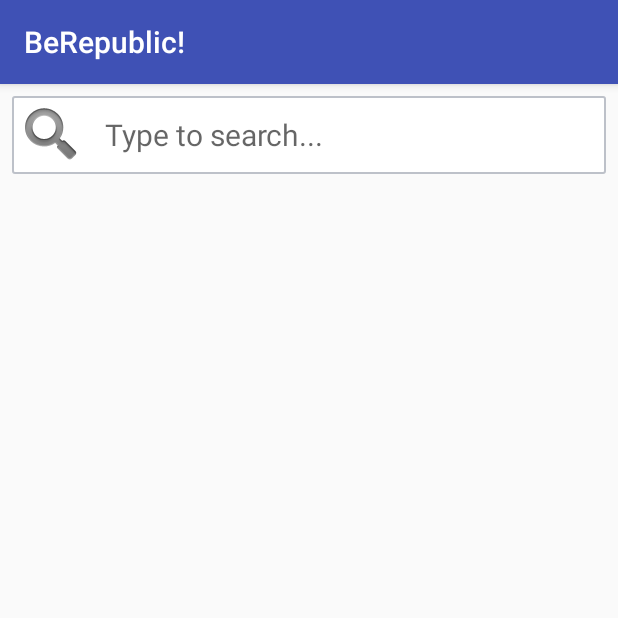
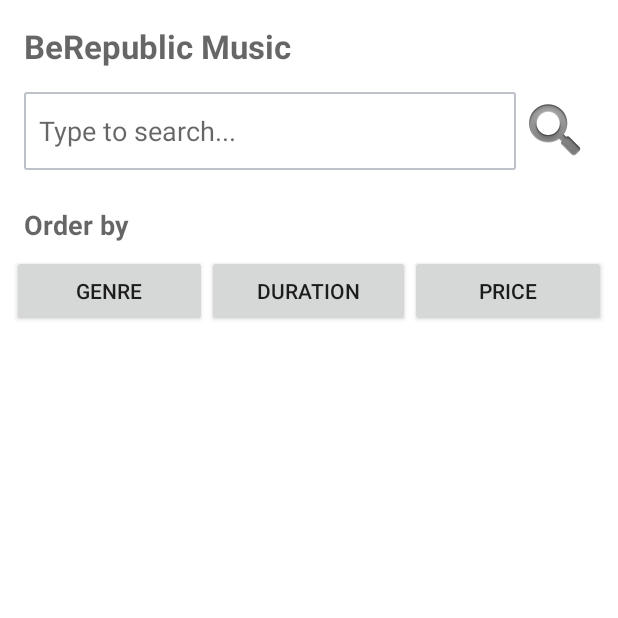
Before and after one commit to hefesto84/berepublic, an Android app: the screen it shows after launch (MainActivity), on a phone screen of 412 x 824 dp, the top half of it. Run offline under Robolectric (Android 15) with nearby library versions, the phone set to English and light mode, and no system bars; our stand-ins replace ButterKnife; libraries missing offline, so code that uses them is left out: com.facebook, com.facebook.appevents, com.facebook.drawee, org.parceler; pictures from the network do not load; 4 statements that could not run were skipped.

Commit message:
Modifications on MainActivity layout

```diff
--- a/app/src/main/AndroidManifest.xml
+++ b/app/src/main/AndroidManifest.xml
@@ -13,11 +13,11 @@
         android:icon="@mipmap/ic_launcher"
         android:label="@string/app_name"
         android:supportsRtl="true"
-        android:theme="@style/AppTheme">
+        android:theme="@style/Theme.AppCompat.Light.NoActionBar">
 
         <activity
             android:name=".ui.SplashActivity"
-            android:theme="@style/Theme.AppCompat.Light.NoActionBar">
+            >
             <intent-filter>
                 <action android:name="android.intent.action.MAIN" />
                 <category android:name="android.intent.category.LAUNCHER" />
--- a/app/src/main/java/com/berepublic/app/ui/MainActivity.java
+++ b/app/src/main/java/com/berepublic/app/ui/MainActivity.java
@@ -41,7 +41,7 @@ public class MainActivity extends AppCompatActivity implements ListView.OnItemCl
         mList.setAdapter(mAdapter);
         mList.setOnItemClickListener(this);
 
-        ITunesController.getInstance().fetchSongList("Rammstein",this);
+        ITunesController.getInstance().fetchSongList("Anaal Nathrakh",this);
     }
 
 
--- a/app/src/main/res/layout/activity_main.xml
+++ b/app/src/main/res/layout/activity_main.xml
@@ -1,36 +1,100 @@
 <?xml version="1.0" encoding="utf-8"?>
 <RelativeLayout xmlns:android="http://schemas.android.com/apk/res/android"
     xmlns:tools="http://schemas.android.com/tools"
+    android:background="@color/beRepublic_white"
     android:layout_width="match_parent"
     android:layout_height="match_parent"
-    android:padding="8sp"
+    android:padding="8dp"
     tools:context=".ui.MainActivity">
+
+    <TextView
+        android:padding="8dp"
+        android:layout_width="wrap_content"
+        android:layout_height="wrap_content"
+        android:textAppearance="?android:attr/textAppearanceMedium"
+        android:textStyle="bold"
+        android:textSize="22dp"
+        android:text="@string/activity_main_searchtitle"
+        android:id="@+id/txtSearchTitle" />
 
     <LinearLayout
         android:id="@+id/llSearch"
+        android:padding="8dp"
+        android:layout_below="@id/txtSearchTitle"
         android:orientation="horizontal"
         android:layout_width="match_parent"
         android:layout_height="wrap_content">
 
         <EditText
-            android:drawableLeft="@android:drawable/ic_search_category_default"
-            android:drawablePadding="12sp"
-            android:padding="2sp"
-            android:textSize="20sp"
+            android:paddingLeft="10dp"
+            android:textSize="18sp"
             android:hint="@string/app_searchbox_hint"
             android:background="@drawable/edit_text"
             android:layout_weight="0.9"
             android:layout_width="match_parent"
             android:layout_height="match_parent"
-            android:id="@+id/editText" />
+            android:id="@+id/editSearch" />
+        <ImageButton
+            android:padding="2dp"
+            android:background="@color/beRepublic_white"
+            android:layout_alignParentRight="true"
+            android:layout_width="wrap_content"
+            android:layout_height="match_parent"
+            android:src="@android:drawable/ic_search_category_default"
+            android:id="@+id/btnSearch" />
+    </LinearLayout>
+
+    <LinearLayout
+        android:id="@+id/llFilters"
+        android:layout_marginTop="8dp"
+        android:layout_below="@id/llSearch"
+        android:orientation="vertical"
+        android:layout_width="match_parent"
+        android:layout_height="wrap_content">
+
+        <TextView
+            android:padding="8dp"
+            android:layout_width="wrap_content"
+            android:layout_height="wrap_content"
+            android:textAppearance="?android:attr/textAppearanceMedium"
+            android:textStyle="bold"
+            android:text="@string/activity_main_searchfilters"
+            android:id="@+id/textView3" />
+
+        <LinearLayout
+            android:id="@+id/llFiltersContent"
+            android:orientation="horizontal"
+            android:layout_width="match_parent"
+            android:layout_height="wrap_content">
+
+            <Button
+                android:layout_weight="0.3"
+                android:layout_width="wrap_content"
+                android:layout_height="wrap_content"
+                android:text="@string/activity_main_order_by_genre"
+                android:id="@+id/btnOrderByGenre" />
+            <Button
+                android:layout_weight="0.3"
+                android:layout_width="wrap_content"
+                android:layout_height="wrap_content"
+                android:text="@string/activity_main_order_by_duration"
+                android:id="@+id/btnOrderByDuration" />
+            <Button
+                android:layout_weight="0.3"
+                android:layout_width="wrap_content"
+                android:layout_height="wrap_content"
+                android:text="@string/activity_main_order_by_price"
+                android:id="@+id/btnOrderByPrice" />
+        </LinearLayout>
     </LinearLayout>
 
     <ListView
         android:id="@+id/lstSongList"
         android:layout_width="match_parent"
         android:layout_height="match_parent"
-        android:layout_below="@id/llSearch"
+        android:layout_below="@id/llFilters"
         android:layout_marginTop="12sp"
         />
 
+
 </RelativeLayout>
--- a/app/src/main/res/values/strings.xml
+++ b/app/src/main/res/values/strings.xml
@@ -1,8 +1,15 @@
 <resources>
-    <string name="app_name">BeRepublic!</string>
+    <string name="app_name">BeRepublic</string>
     <string name="app_searchbox_hint">Type to search...</string>
     <string name="app_facebook_id"></string>
     <string name="app_error_itunes">ITunes connection error.</string>
+
+    <string name="activity_main_searchtitle">BeRepublic Music</string>
+    <string name="activity_main_searchfilters">Order by</string>
+    <string name="activity_main_order_by_genre">Genre</string>
+    <string name="activity_main_order_by_duration">Duration</string>
+    <string name="activity_main_order_by_price">Price</string>
+
     <string name="activity_player_bandname">Default Band Name</string>
     <string name="activity_player_songname">Default Song Name</string>
     <string name="activity_player_default_time">00:00</string>
```
Also changed, not shown: app/src/main/java/com/berepublic/app/controller/MediaPlayerController.java (added, +20 -0 lines), app/src/main/java/com/berepublic/app/model/Song.java (+29 -29 lines).
